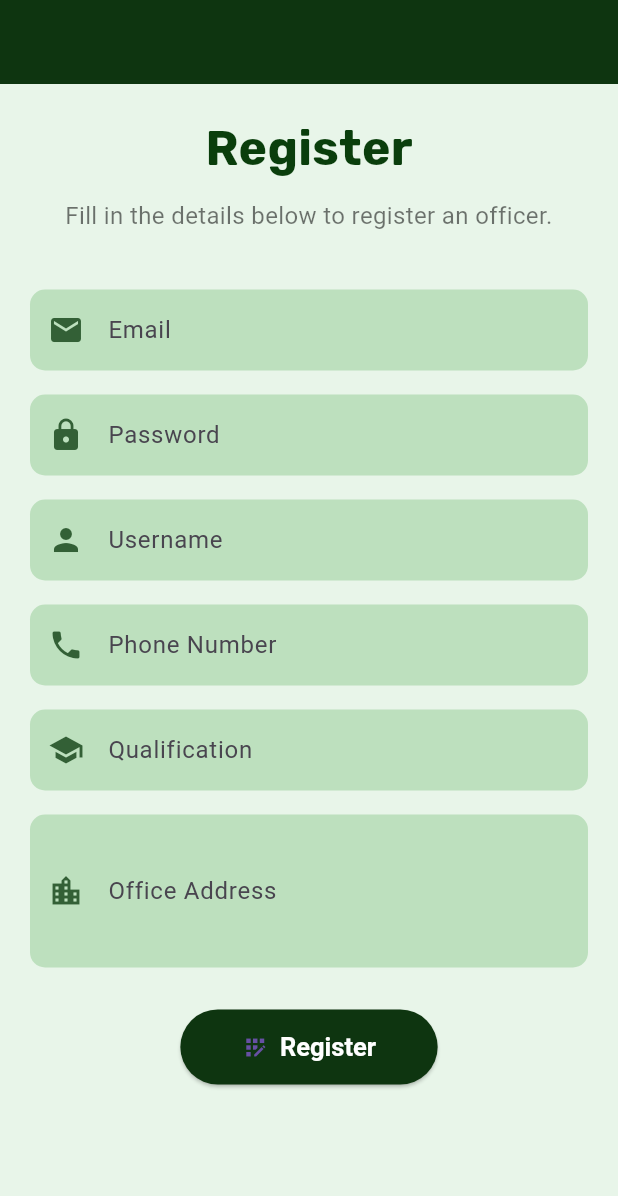
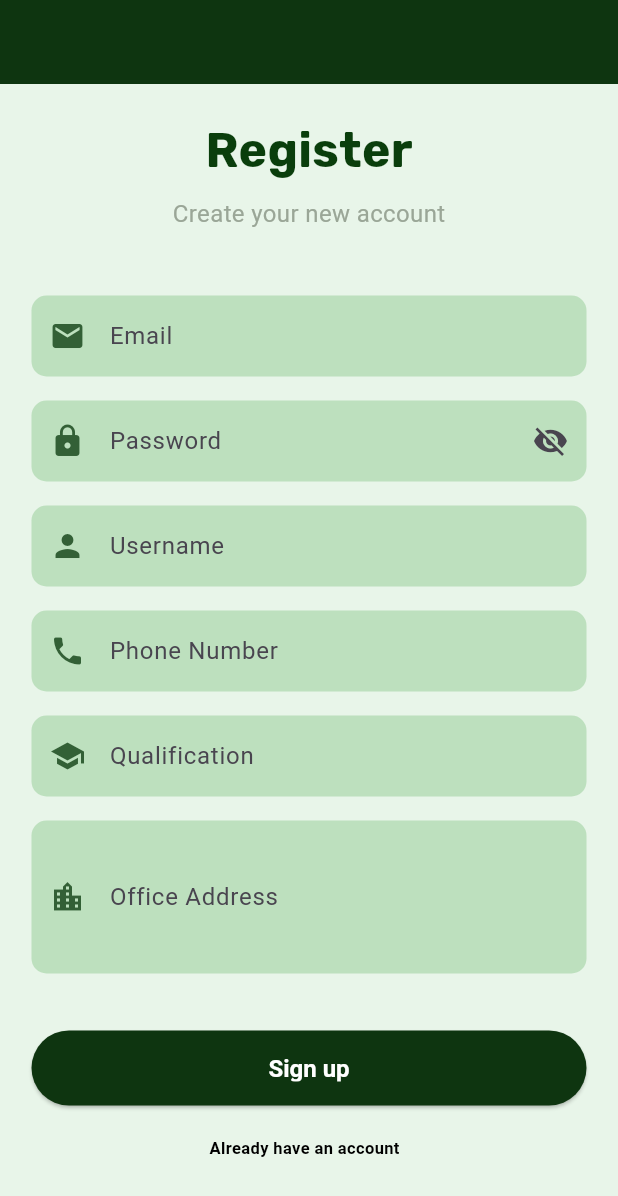
Before and after one commit to farmlink9633/farmlink, a Flutter app: the screen it shows after launch, on a phone screen of 412 x 824 dp. Shown: the top 1196 px of the screen. Run offline on Flutter 3.47's test engine with Material 3 defaults, Android fonts, the phone set to English and light mode, and no system bars; our stand-ins replace google_fonts, image_picker, permission_handler, shared_preferences.

Commit message:
register officer

```diff
--- a/lib/authscreens/register.dart
+++ b/lib/authscreens/register.dart
@@ -175,6 +175,7 @@ class _RegistrationState extends State<Registration> {
       controller: controller,
       obscureText: isPassword,
       decoration: InputDecoration(
+
         labelText: label,
         border: OutlineInputBorder(
           borderRadius: BorderRadius.circular(10),
--- a/lib/officer/officer_admin_add_screen.dart
+++ b/lib/officer/officer_admin_add_screen.dart
@@ -18,6 +18,7 @@ class _OfficerRegistrationScreenState extends State<OfficerRegistrationScreen> {
   final TextEditingController _qualificationController = TextEditingController();
   final TextEditingController _officeAddressController = TextEditingController();
   bool _isLoading = false;
+  bool _isPasswordVisible = false;
 
   // Function to register an officer
   Future<void> _registerOfficer() async {
@@ -89,13 +90,12 @@ class _OfficerRegistrationScreenState extends State<OfficerRegistrationScreen> {
     return Scaffold(
       backgroundColor: Colors.green[50], // Light green background
       appBar: AppBar(
-
         backgroundColor: const Color.fromARGB(255, 14, 53, 16),
         elevation: 0,
         centerTitle: true,
       ),
       body: Padding(
-        padding: const EdgeInsets.all(20.0),
+        padding: const EdgeInsets.all(21.0),
         child: SingleChildScrollView(
           child: Column(
             crossAxisAlignment: CrossAxisAlignment.center,
@@ -108,35 +108,58 @@ class _OfficerRegistrationScreenState extends State<OfficerRegistrationScreen> {
                   color: const Color.fromARGB(255, 10, 62, 12),
                 ),
               ),
-              SizedBox(height: 10),
+              SizedBox(height: 8),
               Text(
-                'Fill in the details below to register an officer.',
-                textAlign: TextAlign.center,
-                style: TextStyle(fontSize: 16, color: Colors.black54),
+                "Create your new account",
+                style: TextStyle(
+                  fontSize: 16,
+                  color: const Color.fromARGB(255, 154, 166, 151),
+                ),
               ),
-              SizedBox(height: 30),
-
+              SizedBox(height: 35),
               _buildTextField(_emailController, 'Email', Icons.email),
               _buildTextField(_passwordController, 'Password', Icons.lock, isPassword: true),
               _buildTextField(_usernameController, 'Username', Icons.person),
               _buildTextField(_phoneController, 'Phone Number', Icons.phone),
               _buildTextField(_qualificationController, 'Qualification', Icons.school),
               _buildTextField(_officeAddressController, 'Office Address', Icons.location_city, maxLines: 3),
-
-              SizedBox(height: 20),
+              SizedBox(height: 30),
               _isLoading
                   ? CircularProgressIndicator()
-                  : ElevatedButton.icon(
+                  : ElevatedButton(
                       onPressed: _isLoading ? null : _registerOfficer, // Disables button when loading
-                      icon: Icon(Icons.app_registration),
-                      label: Text('Register', style: GoogleFonts.roboto(fontSize: 17, fontWeight: FontWeight.bold, color: Colors.white)),
+                      child: Text(
+                        'Sign up',
+                        style: GoogleFonts.roboto(
+                          fontSize: 16,
+                          fontWeight: FontWeight.bold,
+                          color: Colors.white,
+                        ),
+                      ),
                       style: ElevatedButton.styleFrom(
                         backgroundColor: const Color.fromARGB(255, 14, 53, 16),
-                        padding: EdgeInsets.symmetric(vertical: 15, horizontal: 41),
+                        padding: EdgeInsets.symmetric(vertical: 16, horizontal: 45),
                         shape: RoundedRectangleBorder(borderRadius: BorderRadius.circular(30)),
-                        textStyle: TextStyle(fontSize: 16),
+                        textStyle: TextStyle(fontSize: 18),
+                        fixedSize: Size(500, 50),
                       ),
                     ),
+                    SizedBox(height: 20),
+              Row(
+                mainAxisAlignment: MainAxisAlignment.center,
+                children: [
+                  Text(
+                    "Already have an account",
+                    style: TextStyle(
+                      fontSize: 11,
+                      color: Colors.black,
+                      fontWeight: FontWeight.bold,
+                    ),
+                  ),
+                  SizedBox(width: 6),
+
+                ],
+              ),
             ],
           ),
         ),
@@ -149,12 +172,22 @@ class _OfficerRegistrationScreenState extends State<OfficerRegistrationScreen> {
       padding: const EdgeInsets.symmetric(vertical: 8.0),
       child: TextField(
         controller: controller,
-        obscureText: isPassword,
+        obscureText: isPassword && !_isPasswordVisible,
         maxLines: maxLines,
         enabled: !_isLoading, // Disables input when loading
         decoration: InputDecoration(
           labelText: hint,
           prefixIcon: Icon(icon, color: const Color.fromARGB(255, 51, 96, 54)),
+          suffixIcon: isPassword ? IconButton(
+            icon: Icon(
+              _isPasswordVisible ? Icons.visibility : Icons.visibility_off,
+            ),
+            onPressed: () {
+              setState(() {
+                _isPasswordVisible = !_isPasswordVisible;
+              });
+            },
+          ) : null,
           filled: true,
           fillColor: const Color.fromARGB(255, 189, 224, 190), // Light green fill color
           border: OutlineInputBorder(borderRadius: BorderRadius.circular(10), borderSide: BorderSide.none),
```
